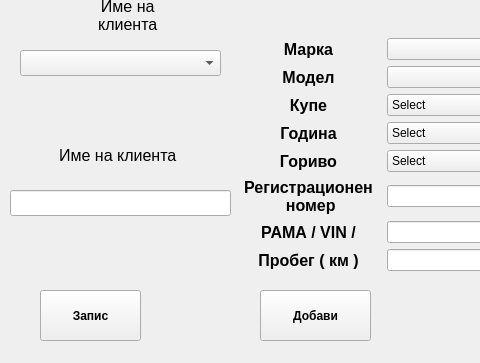
JohnnyBrawo/CarServ, file removechangeauto.ui: the form before one commit; both pictures show x 0 to 480 and y 200 to 563 of the 728 by 563 pixel window.
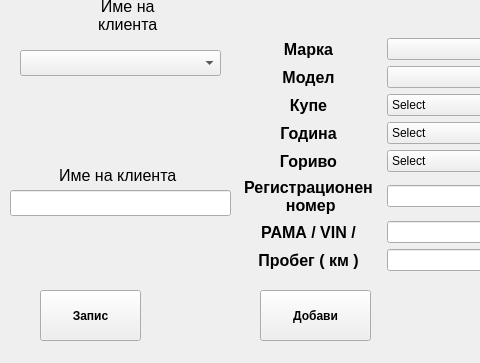
The form after the commit.

```diff
--- a/removechangeauto.ui
+++ b/removechangeauto.ui
@@ -645,9 +645,9 @@
    <property name="geometry">
     <rect>
      <x>0</x>
-     <y>330</y>
+     <y>360</y>
      <width>231</width>
-     <height>51</height>
+     <height>31</height>
     </rect>
    </property>
    <property name="font">
```
